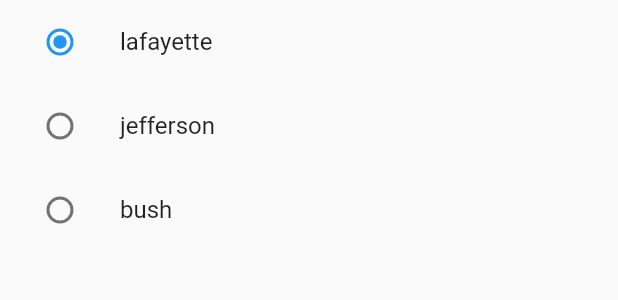
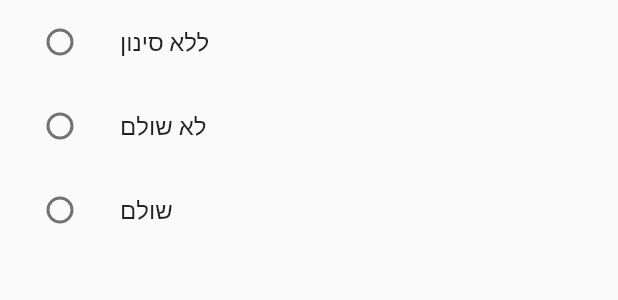
Before and after one commit to yosih48/clients-flutter, a Flutter app: the RadioButtonExample widget shown alone on an empty page, opened directly, on a phone screen of 412 x 824 dp. Shown: the top 300 px of the screen. Run offline on Flutter 3.47's test engine with Material 2 defaults, Android fonts, the phone set to English and light mode, and no system bars; our stand-ins replace cloud_firestore, firebase_auth, firebase_core, fluttertoast, pin_code_fields; accounts and stored records are empty; generated files the repository leaves out were written again.

Commit message:
reset action and filter

```diff
--- a/lib/componenets/dialogFilter.dart
+++ b/lib/componenets/dialogFilter.dart
@@ -10,11 +10,14 @@ class RadioButtonExample extends StatefulWidget {
   @override
   _RadioButtonExampleState createState() => _RadioButtonExampleState();
 }
-enum SingingCharacter { lafayette, jefferson , bush}
+
+enum SingingCharacter { notpaid, paid, both }
+
 class _RadioButtonExampleState extends State<RadioButtonExample> {
   // Variable to hold the selected value
-   String selectedOption = 'ggg';
-   SingingCharacter? _character = SingingCharacter.lafayette;
+
+  // SingingCharacter? _character = SingingCharacter.both;
+  SingingCharacter? _character;
 
   @override
   Widget build(BuildContext context) {
@@ -22,9 +25,9 @@ class _RadioButtonExampleState extends State<RadioButtonExample> {
       mainAxisSize: MainAxisSize.min,
       children: [
         ListTile(
-                    title: Text('lafayette'),
+          title: Text('ללא סינון'),
           leading: Radio<SingingCharacter>(
-                      value: SingingCharacter.lafayette,
+            value: SingingCharacter.both,
             groupValue: _character,
             onChanged: (SingingCharacter? value) {
               setState(() {
@@ -35,9 +38,10 @@ class _RadioButtonExampleState extends State<RadioButtonExample> {
           ),
         ),
         ListTile(
-                    title: Text('jefferson'),
+          // title: Text(AppLocalizations.of(context)!.filterPaid),
+          title: Text('לא שולם'),
           leading: Radio<SingingCharacter>(
-                      value: SingingCharacter.jefferson,
+            value: SingingCharacter.notpaid,
             groupValue: _character,
             onChanged: (SingingCharacter? value) {
               setState(() {
@@ -48,9 +52,9 @@ class _RadioButtonExampleState extends State<RadioButtonExample> {
           ),
         ),
         ListTile(
-                    title: Text('bush'),
+          title: Text('שולם'),
           leading: Radio<SingingCharacter>(
-                      value: SingingCharacter.bush,
+            value: SingingCharacter.paid,
             groupValue: _character,
             onChanged: (SingingCharacter? value) {
               setState(() {
--- a/lib/l10n/app_en.arb
+++ b/lib/l10n/app_en.arb
@@ -10,6 +10,7 @@
  "callType": "call type",
  "callTime": "call time",
    "clientHistory": "call history",
+           "filterPaid": "paid",
    "options": "options",
          "clientName": "Enter Client name",
        "clientEmail": "Enter Client email ",
--- a/lib/l10n/app_he.arb
+++ b/lib/l10n/app_he.arb
@@ -13,9 +13,10 @@
        "clientAddress":"כתובת לקוח",
        "clientPhone": "טלפון לקוח",
        "callsHistory": "היסטוריית קריאות",
+        "filterPaid" : "שולם",
        "addParts": "הוספת חלקים",
        "addProduct":"הוסף מוצר",
-        "filtering": "סינון"
+        "filtering": "סינון",
 
 
 
--- a/lib/screens/clientCalls.dart
+++ b/lib/screens/clientCalls.dart
@@ -18,19 +18,19 @@ class CallsScreen extends StatefulWidget {
 }
 
 class _CallsScreenState extends State<CallsScreen> {
-  ValueNotifier<String?> _selectedCharacterNotifier = ValueNotifier<String?>('');
+  ValueNotifier<String?> _selectedCharacterNotifier =
+      ValueNotifier<String?>('');
 
-   bool? _getFilterValue() {
-
-
-    if (_selectedCharacterNotifier.value == 'jefferson') {
+  bool? _getFilterValue() {
+    if (_selectedCharacterNotifier.value == 'paid') {
       return true;
-    } else if (_selectedCharacterNotifier.value == 'lafayette') {
+    } else if (_selectedCharacterNotifier.value == 'notpaid') {
       return false;
     } else {
       return null;
     }
   }
+
   @override
   void dispose() {
     _selectedCharacterNotifier.dispose();
@@ -54,12 +54,11 @@ class _CallsScreenState extends State<CallsScreen> {
           //   autofocus: true,
           // ),
           content: Container(
-            height: 300.0,
+            height: 200.0,
             child: Column(
               children: [
                 RadioButtonExample(
                   onOptionSelected: (character) {
-
                     selectedCharacter = character;
                   },
                 ),
@@ -88,14 +87,14 @@ class _CallsScreenState extends State<CallsScreen> {
               onPressed: () {
                 Navigator.of(context).pop();
                 // print(selectedCharacter);
-                onRadioButtonSelected(selectedCharacter?? 'ff');
+                onRadioButtonSelected(selectedCharacter ?? 'ff');
                 // handleProductListChanged(productList);
                 setState(() {
-                  _selectedCharacterNotifier.value  =
-                //  selectedCharacter?? 'bush';
-                 selectedCharacter;
+                  _selectedCharacterNotifier.value =
+                      //  selectedCharacter?? 'bush';
+                      selectedCharacter;
                   print('setState ${selectedCharacter}');
-print(_selectedCharacterNotifier.value);
+                  print(_selectedCharacterNotifier.value);
                   // bool newBoolValue =
                   //     selectedCharacter?.toLowerCase() != "false";
 
@@ -160,8 +159,7 @@ print(_selectedCharacterNotifier.value);
               .doc(widget.clientId.id)
               .collection('calls')
               // .where('paid', isEqualTo: _selectedCharacterNotifier.value)
-              .where('paid',
-                  isEqualTo: _getFilterValue())
+              .where('paid', isEqualTo: _getFilterValue())
               // .orderBy('timestamp', descending: true)
               .snapshots(),
           builder:
```
Also changed, not shown: lib/screens/actions.dart (+29 -2 lines). Lines whose indentation alone changed are shown as unchanged.
